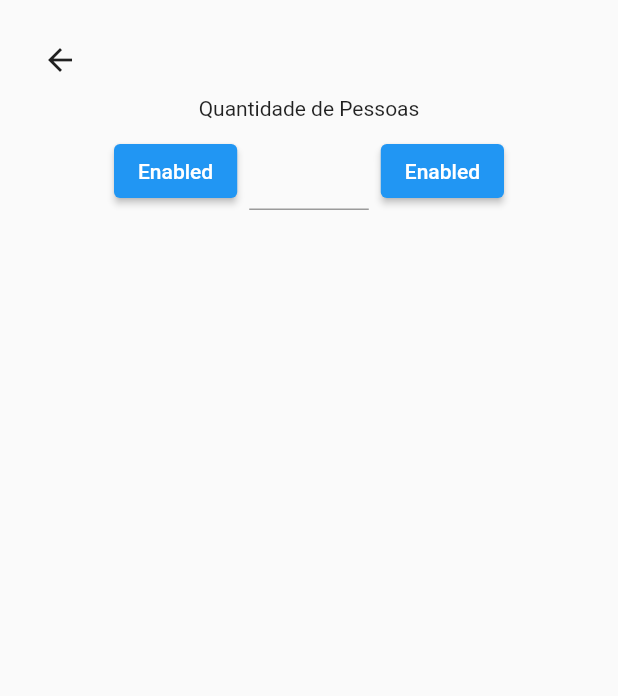
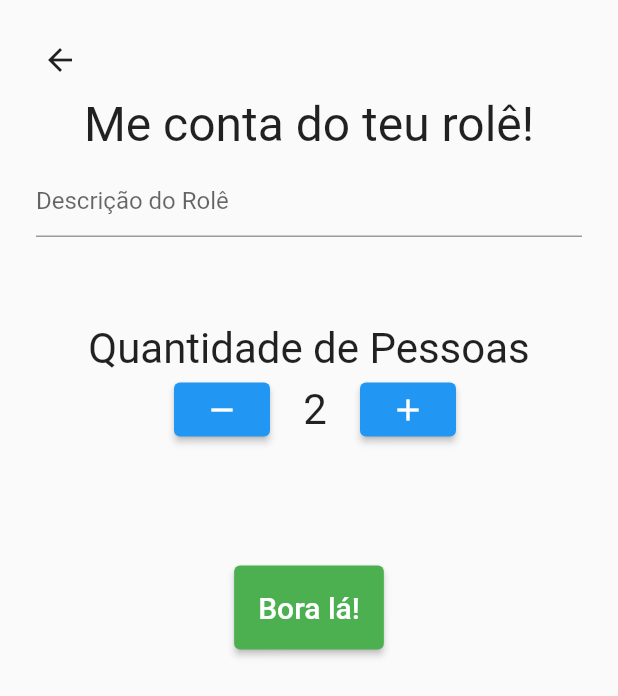
Before and after one commit to rodrigo-samenezes/casino_pay, a Flutter app: the screen it shows after launch, after a tap on "Começar", on a phone screen of 412 x 824 dp. Shown: the top 696 px of the screen. Run offline on Flutter 3.47's test engine with Material 2 defaults, Android fonts, the light colour scheme and no system bars; missing offline and left inert: dart:js.

Commit message:
update NightOutScreen

```diff
--- a/lib/App.dart
+++ b/lib/App.dart
@@ -1,6 +1,6 @@
 import 'package:cassino_pay/screens/HistoricScreen/HistoricScreen.dart';
 import 'package:cassino_pay/screens/HomeScreen/HomeScreen.dart';
-import 'package:cassino_pay/screens/qtdPessoasScreen.dart';
+import 'package:cassino_pay/screens/NightOutRegisterScreen/NightOutRegisterScreen.dart';
 import 'package:flutter/material.dart';
 
 class App extends StatelessWidget {
@@ -9,7 +9,7 @@ class App extends StatelessWidget {
   @override
   Widget build(BuildContext context) {
     return Scaffold(
-      body: HistoricScreen(),
+      body: NightOutRegisterScreen(),
     );
   }
 }
--- a/lib/components/ui/Editor.dart
+++ b/lib/components/ui/Editor.dart
@@ -1,23 +1,23 @@
 import 'package:flutter/material.dart';
 
-class Editor extends StatefulWidget {
-  final TextEditingController _controlador;
+class Editor extends StatelessWidget {
+  final TextEditingController _controller;
+  final String _label;
+  final TextInputType _keyboard;
 
-  Editor(this._controlador);
+  Editor(this._controller, this._label, this._keyboard);
 
-  @override
-  _EditorState createState() => _EditorState();
-}
-
-class _EditorState extends State<Editor> {
   @override
   Widget build(BuildContext context) {
     return Padding(
       padding: const EdgeInsets.all(8.0),
       child: TextField(
-        controller: widget._controlador,
-        style: TextStyle(fontSize: 24.0),
-        keyboardType: TextInputType.number,
+        controller: _controller,
+        style: TextStyle(fontSize: 16.0),
+        decoration: InputDecoration(
+          hintText: _label,
+        ),
+        keyboardType: _keyboard,
       ),
     );
   }
--- a/lib/models/Person.dart
+++ b/lib/models/Person.dart
@@ -1,9 +1,11 @@
 class Person {
-  String name;
-  int coins;
+  final String name;
+  final int coins;
 
-  Person({
-    required this.name,
-    this.coins = 500
-  });
+  Person({required this.name, this.coins = 500});
+
+  @override
+  String toString() {
+    return 'Person{name: $name, coins: $coins}';
+  }
 }
--- a/lib/routes.dart
+++ b/lib/routes.dart
@@ -1,11 +1,14 @@
+import 'dart:js';
 
 import 'package:cassino_pay/screens/HistoricScreen/HistoricScreen.dart';
 import 'package:cassino_pay/screens/HomeScreen/HomeScreen.dart';
-import 'package:cassino_pay/screens/qtdPessoasScreen.dart';
+import 'package:cassino_pay/screens/NightOutRegisterScreen/NightOutRegisterScreen.dart';
 import 'package:flutter/cupertino.dart';
 
 Map<String, Widget Function(BuildContext)> routes = {
   '/': (context) => const HomeScreen(),
   '/historic': (context) => HistoricScreen(),
-  '/qtd_de_pessoas': (context) => QtdPessoasScreen()
+  '/night_out_register': (context) => NightOutRegisterScreen(),
+  //'/total_valor' : (context) => TotalValorScreen(),
+  //'/game_page': (context) => GamePageScreen()
 };
--- a/lib/screens/HomeScreen/HomeScreen.dart
+++ b/lib/screens/HomeScreen/HomeScreen.dart
@@ -2,22 +2,35 @@ import 'package:cassino_pay/components/PageBase.dart';
 import 'package:cassino_pay/components/ui/PrimaryButton.dart';
 import 'package:flutter/material.dart';
 
-
 class HomeScreen extends StatelessWidget {
-  const HomeScreen({ Key? key }) : super(key: key);
+  const HomeScreen({Key? key}) : super(key: key);
 
   @override
   Widget build(BuildContext context) {
     return PageBase(
-        mainAxisAlignment: MainAxisAlignment.center,
-        crossAxisAlignment: CrossAxisAlignment.stretch,
-        children: [
-          AspectRatio(aspectRatio: 1, child: Image.asset("assets/home_screen_img.png")),
-          SizedBox(height: 100,),
-          PrimaryButton(label: "Começar", onPressed: (){Navigator.pushNamed(context, '/qtd_de_pessoas');}),
-          SizedBox(height: 30,),
-          PrimaryButton(label: "Histórico", onPressed: (){Navigator.pushNamed(context, '/historic');},)
-        ],
+      mainAxisAlignment: MainAxisAlignment.center,
+      crossAxisAlignment: CrossAxisAlignment.stretch,
+      children: [
+        AspectRatio(
+            aspectRatio: 1, child: Image.asset("assets/home_screen_img.png")),
+        SizedBox(
+          height: 100,
+        ),
+        PrimaryButton(
+            label: "Começar",
+            onPressed: () {
+              Navigator.pushNamed(context, '/night_out_register');
+            }),
+        SizedBox(
+          height: 30,
+        ),
+        PrimaryButton(
+          label: "Histórico",
+          onPressed: () {
+            Navigator.pushNamed(context, '/historic');
+          },
+        )
+      ],
     );
   }
 }
--- /dev/null
+++ b/lib/screens/NightOutRegisterScreen/NightOutRegisterScreen.dart
@@ -0,0 +1,82 @@
+import 'package:cassino_pay/components/PageBase.dart';
+import 'package:cassino_pay/components/ui/Editor.dart';
+import 'package:cassino_pay/components/ui/PrimaryButton.dart';
+import 'package:flutter/material.dart';
+
+class NightOutRegisterScreen extends StatelessWidget {
+  final int peopleNumber = 2;
+  final TextEditingController _night_out_description = TextEditingController();
+
+  @override
+  Widget build(BuildContext context) {
+    return PageBase(showBackButton: true, children: [
+      Center(
+        child: Column(
+          mainAxisAlignment: MainAxisAlignment.center,
+          crossAxisAlignment: CrossAxisAlignment.center,
+          children: [
+            Text(
+              'Me conta do teu rolê!',
+              style: TextStyle(fontSize: 32.0),
+            ),
+            Editor(_night_out_description, 'Descrição do Rolê',
+                TextInputType.name),
+            Container(
+              height: 50,
+            ),
+            Text(
+              'Quantidade de Pessoas',
+              style: TextStyle(fontSize: 28.0),
+            ),
+            Padding(
+              padding: const EdgeInsets.symmetric(),
+              child: Row(
+                mainAxisAlignment: MainAxisAlignment.center,
+                crossAxisAlignment: CrossAxisAlignment.center,
+                children: [
+                  Container(
+                    margin: const EdgeInsets.fromLTRB(100, 0, 0, 0),
+                    child: ElevatedButton(
+                      onPressed: () {},
+                      child: Icon(Icons.remove),
+                    ),
+                  ),
+                  Container(
+                    width: 60,
+                    child: Padding(
+                      padding: const EdgeInsets.symmetric(),
+                      child: Center(
+                        child: Text(
+                          peopleNumber.toString(),
+                          style: TextStyle(fontSize: 28.0),
+                        ),
+                      ),
+                    ),
+                  ),
+                  Container(
+                    margin: const EdgeInsets.fromLTRB(0, 0, 100, 0),
+                    child: ElevatedButton(
+                      onPressed: () {},
+                      child: Icon(Icons.add),
+                    ),
+                  ),
+                ],
+              ),
+            ),
+            Container(
+              height: 80,
+            ),
+            Center(
+              child: PrimaryButton(
+                label: "Bora lá!",
+                onPressed: () {
+                  Navigator.pushNamed(context, ''); //total_valor
+                },
+              ),
+            )
+          ],
+        ),
+      )
+    ]);
+  }
+}
--- a/lib/screens/qtdPessoasScreen.dart
+++ /dev/null
@@ -1,44 +0,0 @@
-import 'package:cassino_pay/components/PageBase.dart';
-import 'package:cassino_pay/components/ui/Editor.dart';
-import 'package:flutter/material.dart';
-
-class QtdPessoasScreen extends StatelessWidget {
-  final TextEditingController _qtdPessoas = TextEditingController();
-
-  @override
-  Widget build(BuildContext context) {
-    return PageBase(
-      showBackButton: true,
-      children: [Center(
-        child: Column(
-          mainAxisAlignment: MainAxisAlignment.center,
-          crossAxisAlignment: CrossAxisAlignment.center,
-          children: [
-            Text('Quantidade de Pessoas'),
-            Row(
-              children: [
-                Container(
-                  margin: const EdgeInsets.fromLTRB(60, 0, 0, 0),
-                  child: ElevatedButton(
-                    onPressed: () {},
-                    child: const Text('Enabled'),
-                  ),
-                ),
-                Expanded(
-                  child: Editor(_qtdPessoas),
-                ),
-                Container(
-                  margin: const EdgeInsets.fromLTRB(0, 0, 60, 0),
-                  child: ElevatedButton(
-                    onPressed: () {},
-                    child: const Text('Enabled'),
-                  ),
-                ),
-              ],
-            ),
-          ],
-        ),
-      )]
-    );
-  }
-}
```
